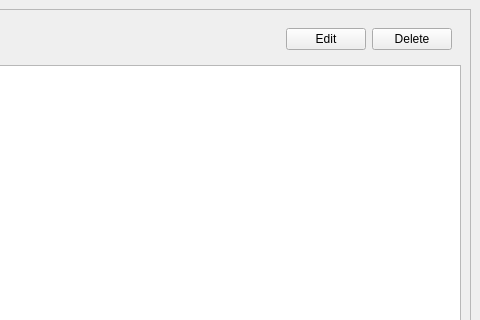
This is english_dictionary/gui/mainwindow.ui in king-phyte/english-dictionary as Qt 5 draws it before an edit; both pictures show x 320 to 800 and y 0 to 320 of the 800 by 600 pixel window. The edited form follows.
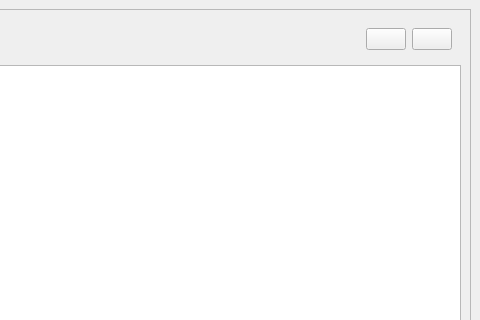
This is the edited form. Icons and pictures are not drawn.

```diff
--- a/english_dictionary/gui/mainwindow.ui
+++ b/english_dictionary/gui/mainwindow.ui
@@ -154,14 +154,14 @@
           <item>
            <widget class="QPushButton" name="edit_button">
             <property name="text">
-             <string>Edit</string>
+             <string/>
             </property>
            </widget>
           </item>
           <item>
            <widget class="QPushButton" name="delete_button">
             <property name="text">
-             <string>Delete</string>
+             <string/>
             </property>
            </widget>
           </item>
```
Left out of the diff: 20 changed lines with no effect on the pictures.
